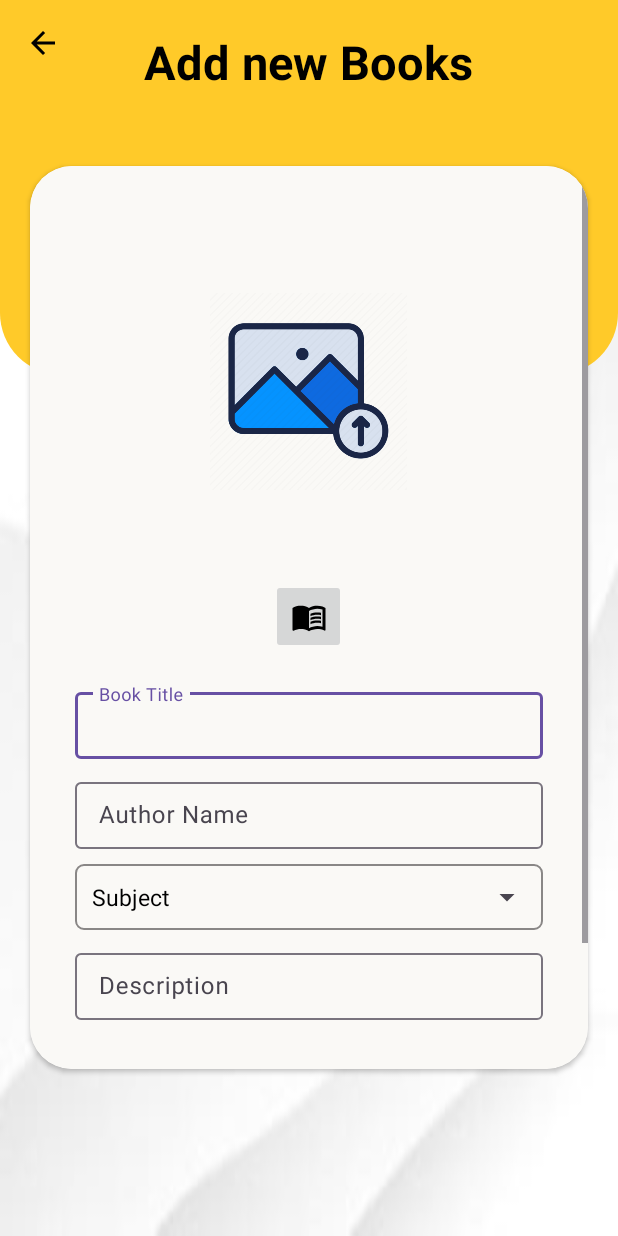
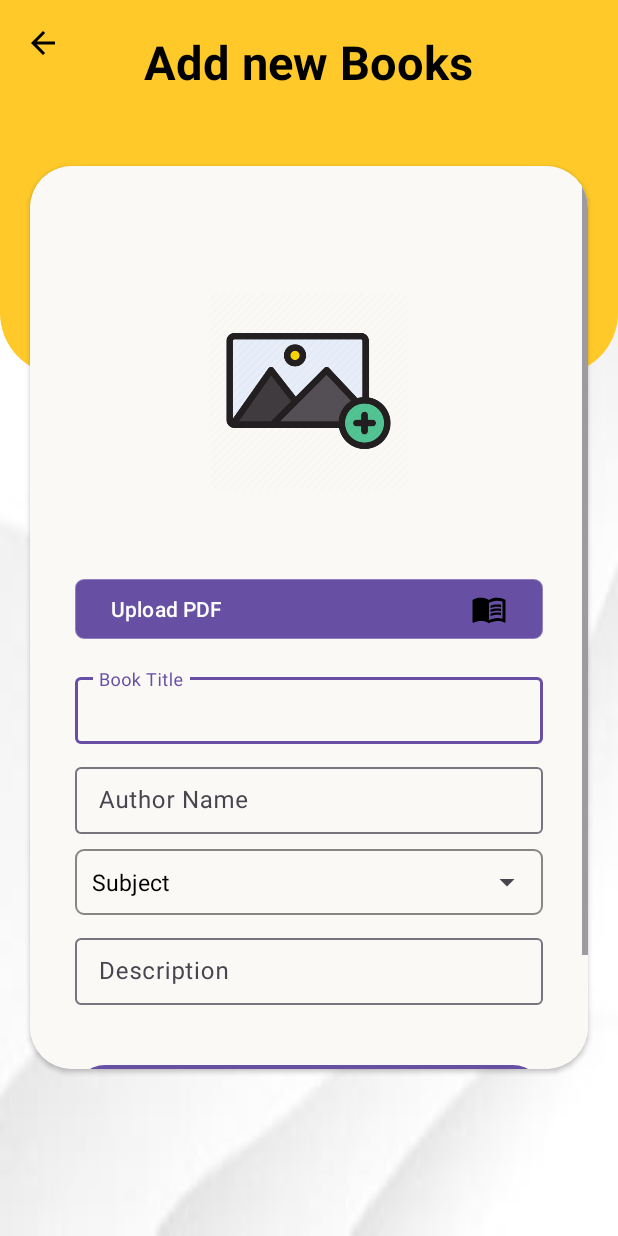
Before and after one commit to dharmikgoti29/book-admin, an Android app: the AddBooks screen opened directly, with no data from a screen before it, on a phone screen of 412 x 824 dp. Run offline under Robolectric (Android 15) with nearby library versions, the phone set to English and light mode, and no system bars.

Commit message:
commit-admin

```diff
--- a/app/src/main/res/layout/activity_add_books.xml
+++ b/app/src/main/res/layout/activity_add_books.xml
@@ -63,24 +63,27 @@
 
 
                 <ImageView
+
                     android:layout_width="131dp"
                     android:layout_height="200dp"
                     android:layout_centerHorizontal="true"
                     android:layout_gravity="center"
                     android:layout_marginTop="20dp"
-                    android:src="@drawable/updbook" />
+                    android:src="@drawable/updimg" />
 
 
                 <View
                     android:layout_width="wrap_content"
                     android:layout_height="25dp" />
 
-                <ImageButton
+                <Button
+                    android:text="Upload PDF"
+                    android:textAlignment="textStart"
                     android:id="@+id/btnImageBook"
-                    android:layout_width="50dp"
-                    android:layout_height="50dp"
-                    android:layout_gravity="center"
-                    android:src="@drawable/book123" />
+                    android:layout_width="match_parent"
+                    android:layout_height="40dp"
+                    android:drawableEnd="@drawable/book123"
+                    android:background="@drawable/forspiner"/>
 
                 <View
                     android:layout_width="wrap_content"
```
Also changed, not shown: app/src/main/res/drawable/updbook.png (deleted), app/src/main/res/drawable/updimg.jpg (added).
